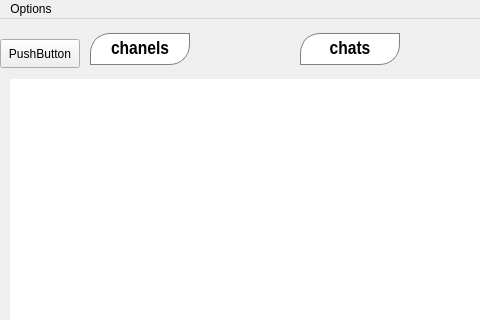
This is jamin-gram/groups.ui in raminLgh/jamin-gram as Qt 5 draws it before an edit; both pictures show x 0 to 480 and y 0 to 320 of the 700 by 600 pixel window. The edited form follows.
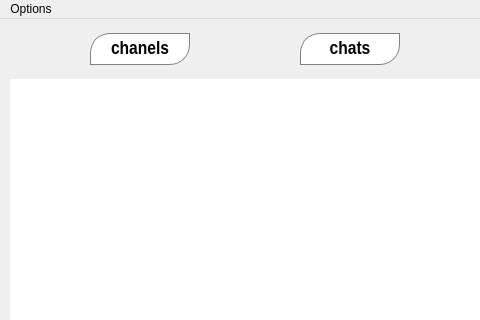
This is the edited form. Icons and pictures are not drawn.

Commit message: some change on ui (remove some additional item)

The edit to the form file:
```diff
--- a/jamin-gram/groups.ui
+++ b/jamin-gram/groups.ui
@@ -429,19 +429,6 @@
      <string>create</string>
     </property>
    </widget>
-   <widget class="QPushButton" name="pushButton_2">
-    <property name="geometry">
-     <rect>
-      <x>0</x>
-      <y>20</y>
-      <width>80</width>
-      <height>29</height>
-     </rect>
-    </property>
-    <property name="text">
-     <string>PushButton</string>
-    </property>
-   </widget>
   </widget>
   <widget class="QMenuBar" name="menubar">
    <property name="geometry">
```
Left out of the diff: 18 changed lines with no effect on the pictures. The commit also changes 7 other files.
